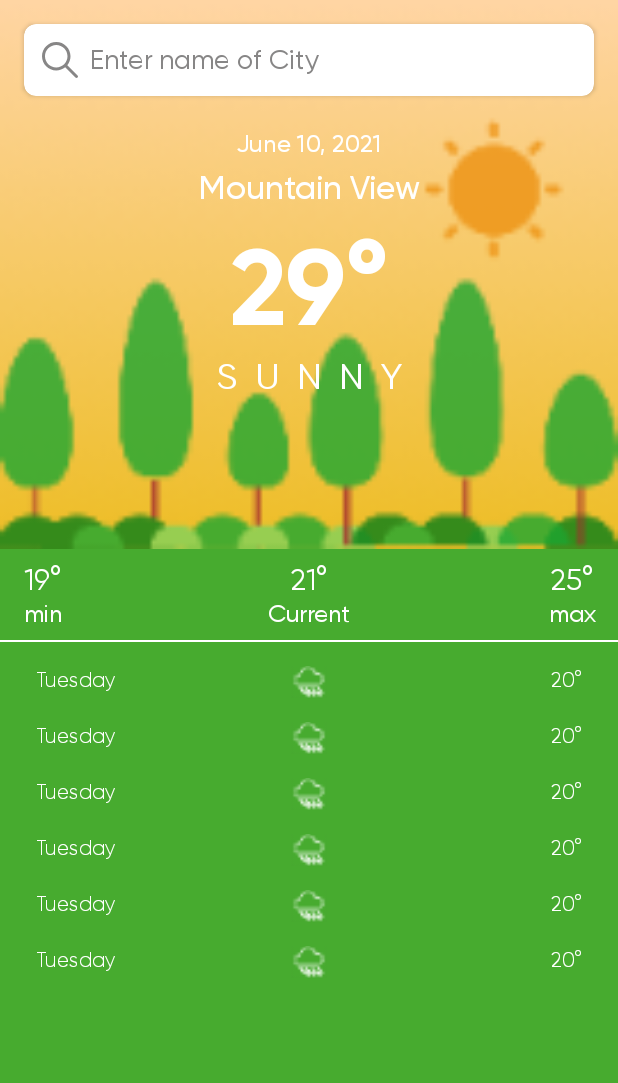
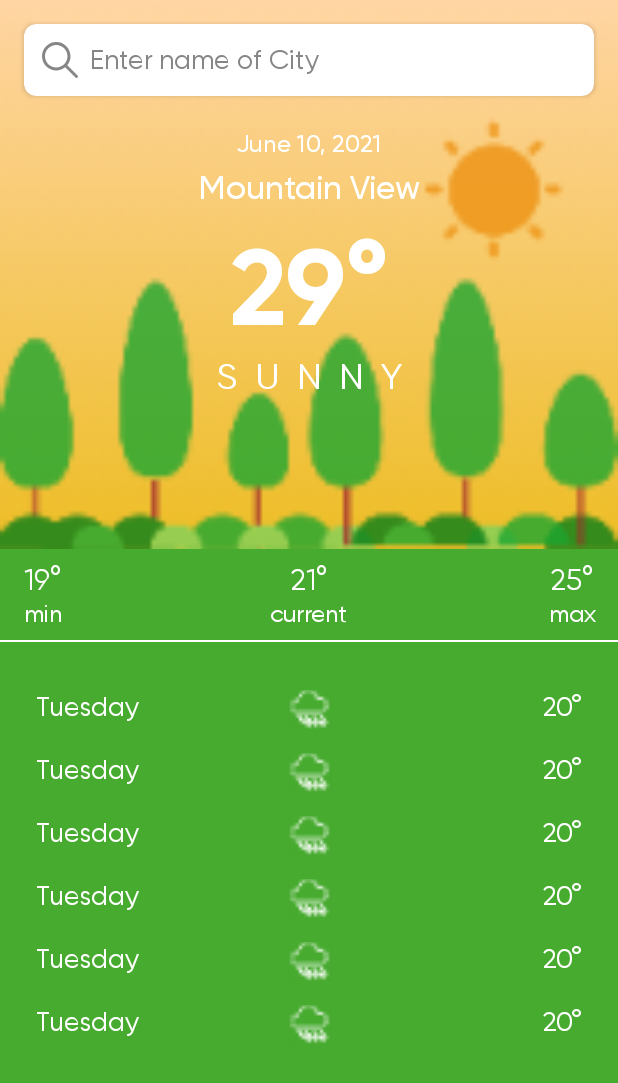
Before and after one commit to konyekokim/DVTWeatherApp, an Android app: the layout fragment_weather.xml on its own in the app's theme, with its tools: preview values and no code run, on a phone screen of 412 x 824 dp. Shown: the top 1083 px of the screen. Run offline under Robolectric (Android 15) with nearby library versions, the phone set to English and light mode, and no system bars; network calls fail.

Commit message:
minor changes to UI

```diff
--- a/feature/weather/src/main/res/layout/fragment_weather.xml
+++ b/feature/weather/src/main/res/layout/fragment_weather.xml
@@ -198,6 +198,7 @@
                 app:layout_constraintStart_toStartOf="parent"
                 app:layout_constraintTop_toBottomOf="@id/temp_bottom_view"
                 tools:itemCount="10"
+                android:layout_marginTop="16dp"
                 tools:listitem="@layout/item_forecast"
                 android:paddingBottom="30dp"/>
 
--- a/feature/weather/src/main/res/layout/item_forecast.xml
+++ b/feature/weather/src/main/res/layout/item_forecast.xml
@@ -15,11 +15,12 @@
         android:textColor="@color/color_text"
         app:layout_constraintStart_toStartOf="parent"
         app:layout_constraintTop_toTopOf="parent"
+        android:textSize="18sp"
         tools:text="Tuesday" />
 
     <ImageView
-        android:layout_width="24dp"
-        android:layout_height="24dp"
+        android:layout_width="30dp"
+        android:layout_height="30dp"
         android:id="@+id/forecast_image"
         app:layout_constraintStart_toStartOf="parent"
         app:layout_constraintEnd_toEndOf="parent"
@@ -32,6 +33,7 @@
         android:layout_height="wrap_content"
         android:id="@+id/forecast_temperature"
         tools:text="20°"
+        android:textSize="18sp"
         android:textColor="@color/color_text"
         app:layout_constraintEnd_toEndOf="parent"
         android:layout_marginEnd="24dp"
--- a/feature/weather/src/main/res/values/strings.xml
+++ b/feature/weather/src/main/res/values/strings.xml
@@ -2,6 +2,6 @@
 <resources>
     <string name="min">min</string>
     <string name="search_city">Enter name of City</string>
-    <string name="current">Current</string>
+    <string name="current">current</string>
     <string name="max">max</string>
 </resources>
```
